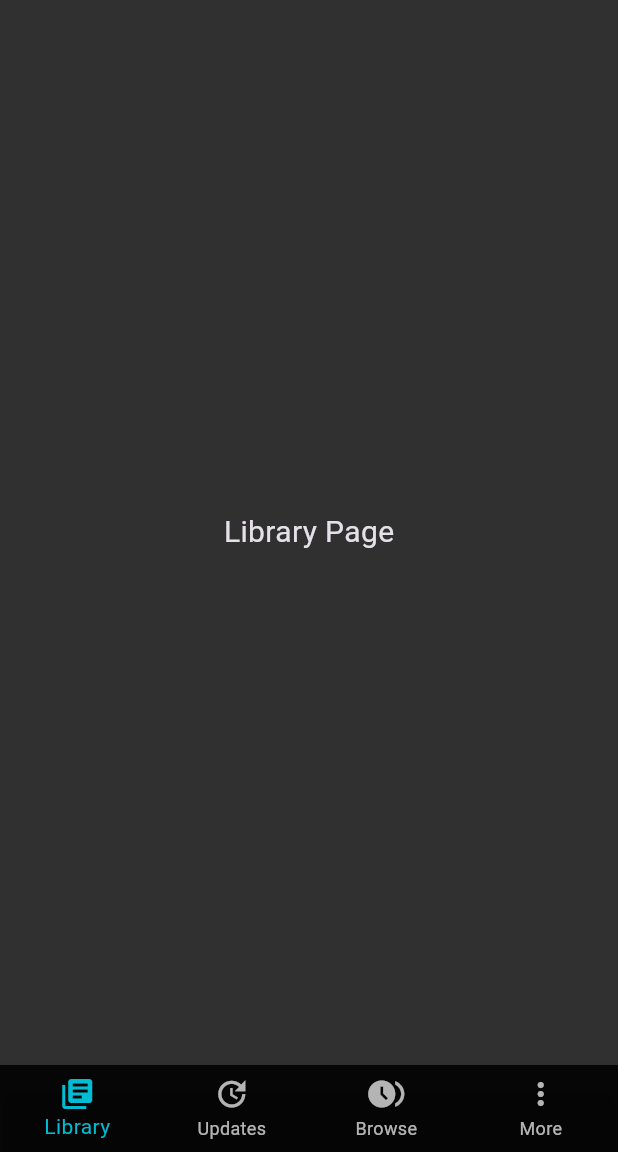
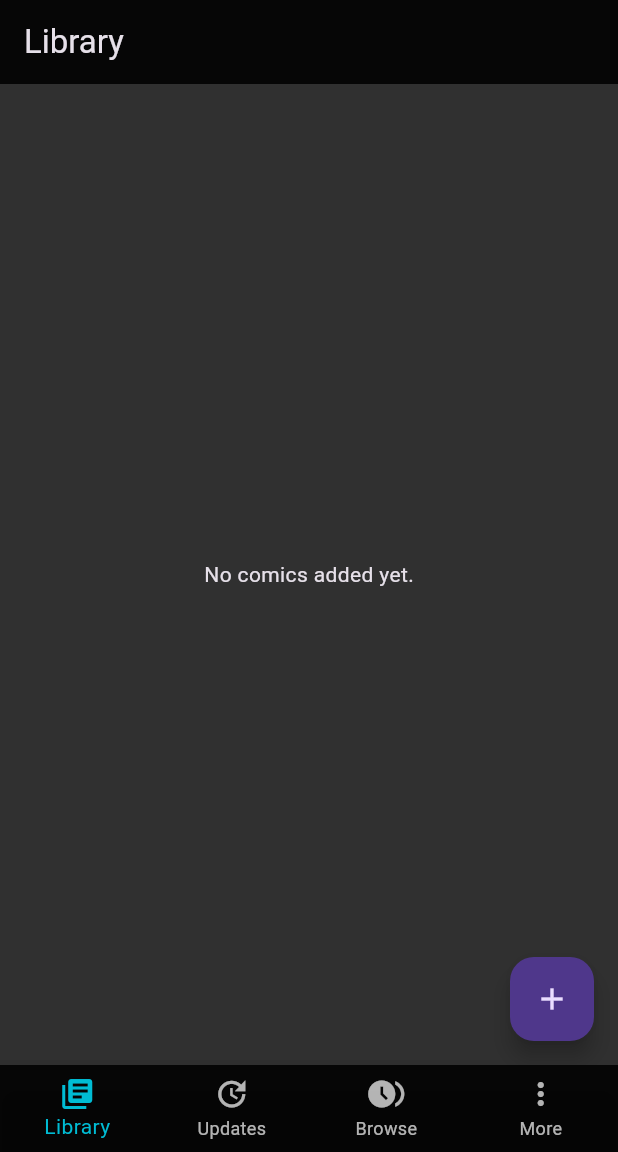
Before and after one commit to tomhibbers/narayomi, a Flutter app: the screen it shows after launch, on a phone screen of 412 x 824 dp, the part 84-1236 px from its top. Run offline on Flutter 3.47's test engine with Material 3 defaults, Android fonts, the phone set to English and light mode, and no system bars; our stand-ins replace hive, hive_flutter, shared_preferences; accounts and stored records are empty.

Commit message:
Add models we'll be using and use Hive for persistence with a basic save test for now

```diff
--- /dev/null
+++ b/lib/models/content_type.dart
@@ -0,0 +1,9 @@
+import 'package:hive/hive.dart';
+
+part 'content_type.g.dart';
+
+@HiveType(typeId: 4)
+enum ContentType {
+  @HiveField(0) Comic,
+  @HiveField(1) Novel,
+}
--- /dev/null
+++ b/lib/models/publication.dart
@@ -0,0 +1,43 @@
+import 'package:hive/hive.dart';
+import 'content_type.dart'; // Enum
+
+part 'publication.g.dart';
+
+@HiveType(typeId: 1)
+class Publication extends HiveObject {
+  @HiveField(0) String id;
+  @HiveField(1) String title;
+  @HiveField(2) ContentType type;
+  @HiveField(3) int typeId;
+  @HiveField(4) String? url;
+  @HiveField(5) String? status;
+  @HiveField(6) String? rating;
+  @HiveField(7) int? catalogId;
+  @HiveField(8) List<String>? categories;
+  @HiveField(9) DateTime? dateAdded;
+  @HiveField(10) String? artist;
+  @HiveField(11) String? author;
+  @HiveField(12) String? description;
+  @HiveField(13) List<String>? genres;
+  @HiveField(14) String? thumbnailUrl;
+  @HiveField(15) DateTime? lastModifiedAt;
+
+  Publication({
+    required this.id,
+    required this.title,
+    required this.type,
+    required this.typeId,
+    this.url,
+    this.status,
+    this.rating,
+    this.catalogId,
+    this.categories,
+    this.dateAdded,
+    this.artist,
+    this.author,
+    this.description,
+    this.genres,
+    this.thumbnailUrl,
+    this.lastModifiedAt,
+  });
+}
--- a/lib/pages/library_page.dart
+++ b/lib/pages/library_page.dart
@@ -1,10 +1,75 @@
+import 'dart:io';
 import 'package:flutter/material.dart';
+import 'package:hive/hive.dart';
+import '../models/publication.dart';
+import '../models/content_type.dart';
 
-class LibraryPage extends StatelessWidget {
+class LibraryPage extends StatefulWidget {
+  @override
+  _LibraryPageState createState() => _LibraryPageState();
+}
+
+class _LibraryPageState extends State<LibraryPage> {
+  List<Publication> comics = [];
+
+  @override
+  void initState() {
+    super.initState();
+    _loadComics();
+  }
+
+  void _loadComics() {
+    var box = Hive.box<Publication>('publications');
+    setState(() {
+      comics = box.values.toList();
+    });
+  }
+
+  Future<void> addTestComic() async {
+    var box = Hive.box<Publication>('publications');
+
+    var testComic = Publication(
+      id: 'one_piece',
+      title: 'One Piece',
+      type: ContentType.Comic,
+      typeId: 0,
+      url: 'https://onepiece.com',
+      genres: ['Action', 'Adventure'],
+      thumbnailUrl: 'https://meo.comick.pictures/GXmp2p-s.jpg',
+      dateAdded: DateTime.now(),
+    );
+
+    await box.put(testComic.id, testComic); // ✅ Saves to Hive
+    print("Comic added: ${testComic.title}");
+  }
+
   @override
   Widget build(BuildContext context) {
-    return Center(
-      child: Text("Library Page", style: TextStyle(fontSize: 20)),
+    return Scaffold(
+      appBar: AppBar(title: Text("Library")),
+      body: comics.isEmpty
+          ? Center(child: Text("No comics added yet."))
+          : ListView.builder(
+              itemCount: comics.length,
+              itemBuilder: (context, index) {
+                var comic = comics[index];
+                return ListTile(
+                  leading: comic.thumbnailUrl != null
+                      ? Image.network(comic.thumbnailUrl!,
+                          width: 50, height: 50, fit: BoxFit.cover)
+                      : Icon(Icons.book),
+                  title: Text(comic.title),
+                  subtitle: Text(comic.genres?.join(', ') ?? "No genres"),
+                );
+              },
+            ),
+      floatingActionButton: FloatingActionButton(
+        onPressed: () async {
+          await addTestComic();
+          _loadComics(); // Reload UI after adding
+        },
+        child: Icon(Icons.add),
+      ),
     );
   }
 }
--- a/pubspec.yaml
+++ b/pubspec.yaml
@@ -35,6 +35,11 @@ dependencies:
   # Use with the CupertinoIcons class for iOS style icons.
   cupertino_icons: ^1.0.8
   shared_preferences: ^2.5.1
+  hive: ^2.2.3
+  hive_flutter: ^1.1.0
+  path_provider: ^2.1.5
+  hive_generator: ^2.0.1
+  build_runner: ^2.4.14
 
 dev_dependencies:
   flutter_test:
```
Also changed, not shown: lib/main.dart (+24 -1 lines), lib/models/catalog.dart (added, +27 -0 lines), lib/models/chapter.dart (added, +36 -0 lines), lib/models/chapter_page.dart (added, +24 -0 lines), lib/models/catalog.g.dart (added), lib/models/chapter.g.dart (added), lib/models/chapter_page.g.dart (added), lib/models/content_type.g.dart (added), lib/models/publication.g.dart (added), pubspec.lock, 1 other file.
